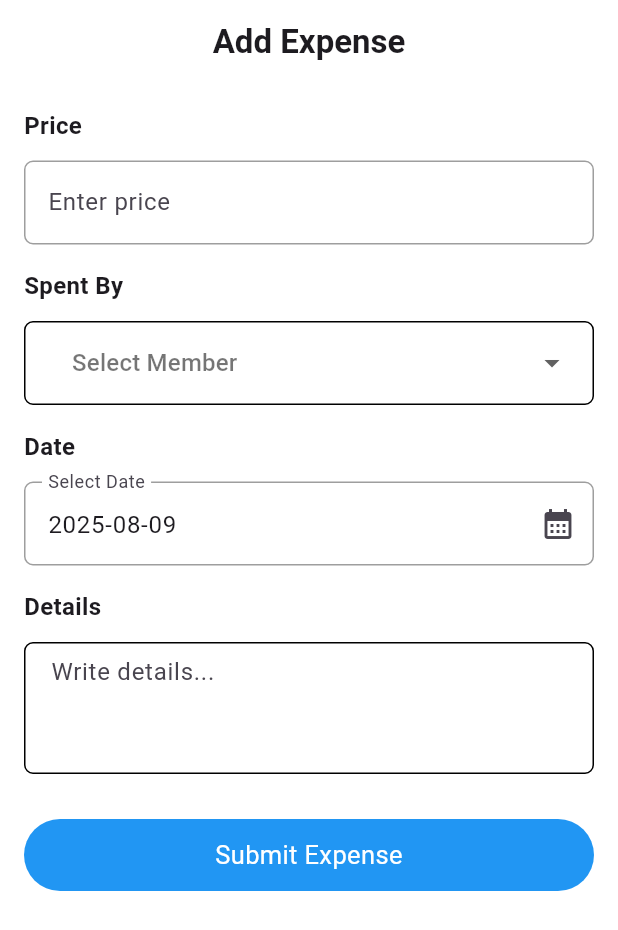
After one commit to dev-rifat/meal-management-system, a Flutter app: the AddExpenseScreen screen opened by its route, on a phone screen of 412 x 824 dp. The commit adds this screen. Shown: the top 930 px of the screen. Run offline on Flutter 3.47's test engine with Material 3 defaults, Android fonts, the phone set to English and light mode, and no system bars; our stand-ins replace dropdown_button2, equatable, fl_chart, flutter_bloc, flutter_screenutil, fluttertoast and 3 more; missing offline and left inert: e_com_cub; Roboto replaces fonts that are missing (Montserrat).

Commit message:
add marl expense

```diff
--- a/lib/core/routes/app_page.dart
+++ b/lib/core/routes/app_page.dart
@@ -1,35 +1,34 @@
+// lib/core/routes/app_router.dart
 import 'package:go_router/go_router.dart';
-import 'package:mass_management/core/routes/app_route.dart' show AppRoute;
+import 'package:mass_management/core/routes/app_route.dart';
 import 'package:mass_management/features/auth/presentation/pages/sign_in.dart';
 import 'package:mass_management/features/deashboard/pages/dashboard_screen.dart';
-import 'package:mass_management/features/main/main.dart' show MainNavScreen;
-import 'package:mass_management/features/starting/view/splash_screen.dart' show SplashScreen;
+import 'package:mass_management/features/main/main.dart';
+import 'package:mass_management/features/maneger/pages/add_expense.dart';
+import 'package:mass_management/features/starting/view/splash_screen.dart';
 
-
-class AppPage {
-  static GoRouter config() {
-    return GoRouter(
+// Global router instance (kept alive for hot reload)
+final GoRouter appRouter = GoRouter(
   initialLocation: '/splash',
   routes: [
     GoRoute(
       path: '/splash',
       name: AppRoute.splash,
-          builder: (_, __) => SplashScreen(),
+      builder: (_, __) => const SplashScreen(),
     ),
-
     GoRoute(
       path: '/sign_in',
       name: AppRoute.login,
-          builder: (_, __) => SignInScreen(),
+      builder: (_, __) =>  SignInScreen(),
     ),
     GoRoute(
       path: '/deashboard_screen',
       name: AppRoute.deashboard,
-          builder: (_, __) => MainNavScreen(),
+      builder: (_, __) => const MainNavScreen(),
+    ),GoRoute(
+      path: '/add_meal_screen',
+      name: AppRoute.addMeal,
+      builder: (_, __) =>  AddExpenseScreen(),
     ),
-
-
   ],
 );
-  }
-}
--- a/lib/core/routes/app_route.dart
+++ b/lib/core/routes/app_route.dart
@@ -4,5 +4,6 @@ class AppRoute {
   static String splash = "/splash";
   static String login = "/sign_in";
   static String deashboard = "/deashboard_screen";
+  static String addMeal = "/add_meal_screen";
 
 }
--- a/lib/core/widgets/app_input_field.dart
+++ b/lib/core/widgets/app_input_field.dart
@@ -1,5 +1,6 @@
 import 'package:flutter/cupertino.dart' show CupertinoIcons;
 import 'package:flutter/material.dart';
+
 
 class CustomInputField extends StatefulWidget {
   final TextEditingController controller;
@@ -8,31 +9,31 @@ class CustomInputField extends StatefulWidget {
   final double? corneRadius;
   final bool isHideLabelText;
   final Widget? prefixIcon;
-  final Color ?cursorColor;
-  final TextInputType ?textInputType;
-  final Color ?borderColor;
-  final Color ?errorBorderColor;
+  final Color? cursorColor;
+  final TextInputType? textInputType;
+  final Color? borderColor;
+  final Color? errorBorderColor;
   final TextStyle? hintStyle;
   final InputDecoration? inputDecoration;
   final String? Function(String?)? validator;
-  final void Function(String)? onChanged; // Added onChange callback
+  final void Function(String)? onChanged;
 
   const CustomInputField({
     super.key,
     required this.controller,
-    this.corneRadius=6,
+    this.corneRadius = 6,
     this.hintStyle,
     this.errorBorderColor,
     this.borderColor,
-    this.isHideLabelText=false,
+    this.isHideLabelText = false,
     this.cursorColor,
-    this.textInputType=TextInputType.text,
+    this.textInputType = TextInputType.text,
     this.prefixIcon,
     this.suffixIcon,
     this.inputDecoration,
     this.hitText,
     this.validator,
-    this.onChanged, // Added onChange callback
+    this.onChanged,
   });
 
   @override
@@ -42,90 +43,85 @@ class CustomInputField extends StatefulWidget {
 class _CustomInputFieldState extends State<CustomInputField> {
   @override
   Widget build(BuildContext context) {
-
-    return widget.prefixIcon != null && widget.suffixIcon != null
-        ? _buildTextFormField(_inputStyleForPrefixAndPrefix())
-        : widget.prefixIcon != null
-        ? _buildTextFormField(_inputStyleForPrefix())
-        : widget.suffixIcon != null
-        ? _buildTextFormField(_inputStyleForSuffix())
-        : _buildTextFormField(_inputStyle());
+    if (widget.prefixIcon != null && widget.suffixIcon != null) {
+      return _buildTextFormField(_inputStyleForPrefixAndSuffix());
+    } else if (widget.prefixIcon != null) {
+      return _buildTextFormField(_inputStyleForPrefix());
+    } else if (widget.suffixIcon != null) {
+      return _buildTextFormField(_inputStyleForSuffix());
+    } else {
+      return _buildTextFormField(_inputStyle());
+    }
   }
 
   TextFormField _buildTextFormField(InputDecoration decoration) {
     return TextFormField(
       controller: widget.controller,
-      cursorColor:widget. cursorColor ?? const Color(0xFF3B3B3B),
+      cursorColor: widget.cursorColor ?? const Color(0xFF3B3B3B),
       validator: widget.validator,
-      keyboardType:  widget.textInputType,
-      onChanged: widget.onChanged, // Call onChange callback
+      keyboardType: widget.textInputType,
+      onChanged: widget.onChanged,
       decoration: widget.inputDecoration ?? decoration,
     );
   }
 
   InputDecoration _inputStyle() {
-
-    if(widget.isHideLabelText==true){
+    if (widget.isHideLabelText == true) {
       return InputDecoration(
         labelStyle: widget.hintStyle ?? const TextStyle(),
         hintText: widget.hitText,
-
         border: OutlineInputBorder(
-            borderRadius: BorderRadius.circular(widget.corneRadius ?? 12),
-            borderSide:  BorderSide(width: 1, color:widget.borderColor?? Colors.transparent )),
+          borderRadius: BorderRadius.circular(widget.corneRadius ?? 12),
+          borderSide: BorderSide(
+              width: 1, color: widget.borderColor ?? Colors.transparent),
+        ),
         focusedBorder: OutlineInputBorder(
-          borderSide:  BorderSide(color:widget.borderColor?? Colors.grey),
+          borderSide: BorderSide(color: widget.borderColor ?? Colors.grey),
           borderRadius: BorderRadius.circular(widget.corneRadius ?? 12),
         ),
         enabledBorder: OutlineInputBorder(
-            borderSide:  BorderSide(color: widget.borderColor?? Colors.grey),
-            borderRadius: BorderRadius.circular(widget.corneRadius ?? 12)),
-
+          borderSide: BorderSide(color: widget.borderColor ?? Colors.grey),
+          borderRadius: BorderRadius.circular(widget.corneRadius ?? 12),
+        ),
         hintStyle: widget.hintStyle ?? const TextStyle(color: Colors.grey),
         errorStyle: const TextStyle(
-          color: Colors.red, // Set the color of the error text
-          fontStyle: FontStyle.italic, // Set the style of the error text
+          color: Colors.red,
+          fontStyle: FontStyle.italic,
         ),
-        errorBorder:  OutlineInputBorder(
-          borderSide: BorderSide(
-              color:widget.errorBorderColor?? Colors.transparent),),
+        errorBorder: OutlineInputBorder(
+          borderSide:
+          BorderSide(color: widget.errorBorderColor ?? Colors.transparent),
+        ),
+      );
+    }
 
-
-
-      );
-
-    }
     return InputDecoration(
       labelText: widget.hitText ?? "Enter input here",
       labelStyle: widget.hintStyle ?? const TextStyle(),
-
       border: OutlineInputBorder(
-          borderRadius: BorderRadius.circular(widget.corneRadius ?? 12),
-          borderSide:  BorderSide(width: 1, color:widget.borderColor?? Colors.transparent )),
+        borderRadius: BorderRadius.circular(widget.corneRadius ?? 12),
+        borderSide: BorderSide(
+            width: 1, color: widget.borderColor ?? Colors.transparent),
+      ),
       focusedBorder: OutlineInputBorder(
-        borderSide:  BorderSide(color:widget.borderColor?? Colors.grey),
+        borderSide: BorderSide(color: widget.borderColor ?? Colors.grey),
         borderRadius: BorderRadius.circular(widget.corneRadius ?? 12),
       ),
       enabledBorder: OutlineInputBorder(
-          borderSide:  BorderSide(color: widget.borderColor?? Colors.grey),
-          borderRadius: BorderRadius.circular(widget.corneRadius ?? 12)),
-
+        borderSide: BorderSide(color: widget.borderColor ?? Colors.grey),
+        borderRadius: BorderRadius.circular(widget.corneRadius ?? 12),
+      ),
       hintStyle: widget.hintStyle ?? const TextStyle(color: Colors.grey),
       errorStyle: const TextStyle(
-        color: Colors.red, // Set the color of the error text
-        fontStyle: FontStyle.italic, // Set the style of the error text
+        color: Colors.red,
+        fontStyle: FontStyle.italic,
       ),
-      errorBorder:  OutlineInputBorder(
-        borderSide: BorderSide(
-            color:widget.errorBorderColor?? Colors.transparent),),
-
-
-
+      errorBorder: OutlineInputBorder(
+        borderSide:
+        BorderSide(color: widget.errorBorderColor ?? Colors.transparent),
+      ),
     );
-
   }
-
-
 
   InputDecoration _inputStyleForPrefix() {
     return _inputStyle().copyWith(
@@ -139,18 +135,13 @@ class _CustomInputFieldState extends State<CustomInputField> {
     );
   }
 
-  InputDecoration _inputStyleForPrefixAndPrefix() {
+  InputDecoration _inputStyleForPrefixAndSuffix() {
     return _inputStyle().copyWith(
       prefixIcon: widget.prefixIcon,
       suffixIcon: widget.suffixIcon,
     );
   }
 }
-
-
-
-
-
 
 
 class PasswordInputField extends StatefulWidget {
--- /dev/null
+++ b/lib/features/maneger/pages/add_expense.dart
@@ -0,0 +1,154 @@
+import 'package:dropdown_button2/dropdown_button2.dart' show DropdownButtonFormField2, ButtonStyleData;
+import 'package:flutter/material.dart';
+import 'package:mass_management/core/widgets/app_input_field.dart';
+import 'package:mass_management/core/widgets/custom_app_bar.dart';
+import 'package:mass_management/core/widgets/custom_app_button.dart';
+
+class AddExpenseScreen extends StatefulWidget {
+  const AddExpenseScreen({super.key});
+
+  @override
+  State<AddExpenseScreen> createState() => _AddExpenseScreenState();
+}
+
+class _AddExpenseScreenState extends State<AddExpenseScreen> {
+  final _priceController = TextEditingController();
+  final _detailsController = TextEditingController();
+  final _dateController = TextEditingController();
+  String? _selectedMember;
+
+  @override
+  void initState() {
+    super.initState();
+    final now = DateTime.now();
+    _dateController.text =
+    "${now.year}-${now.month.toString().padLeft(2, '0')}-${now.day.toString().padLeft(2, '0')}";
+  }
+
+  Future<void> _pickDate() async {
+    DateTime? date = await showDatePicker(
+      context: context,
+      initialDate: DateTime.now(),
+      firstDate: DateTime(2020),
+      lastDate: DateTime(2100),
+    );
+    if (date != null) {
+      _dateController.text =
+      "${date.year}-${date.month.toString().padLeft(2, '0')}-${date.day.toString().padLeft(2, '0')}";
+    }
+  }
+
+  @override
+  Widget build(BuildContext context) {
+    return Scaffold(
+      backgroundColor: Colors.white, // White background
+      appBar: _appBar(),
+      body: SingleChildScrollView(
+        padding: const EdgeInsets.all(16),
+        child: Column(
+          crossAxisAlignment: CrossAxisAlignment.start,
+          children: [
+            _title("Price"),
+            const SizedBox(height: 12),
+            CustomInputField(
+              controller: _priceController,
+              hitText: "Enter price",
+              textInputType: TextInputType.number,
+            ),
+            const SizedBox(height: 16),
+            _title("Spent By"),
+            const SizedBox(height: 12),
+            _spentDropDown(),
+            const SizedBox(height: 16),
+            _title("Date"),
+            const SizedBox(height: 12),
+            GestureDetector(
+              onTap: _pickDate,
+              child: AbsorbPointer(
+                child: CustomInputField(
+                  controller: _dateController,
+                  hitText: "Select Date",
+                  suffixIcon: const Icon(Icons.calendar_month),
+                ),
+              ),
+            ),
+            const SizedBox(height: 16),
+            _title("Details"),
+            const SizedBox(height: 12),
+            TextFormField(
+              controller: _detailsController,
+              maxLines: 3,
+              decoration: _inputDecoration("Write details..."),
+            ),
+            const SizedBox(height: 30),
+            CustomAppButton(
+              onPressed: _submitExpense,
+              text: "Submit Expense",
+            ),
+          ],
+        ),
+      ),
+    );
+  }
+
+   _appBar() =>  CustomAppBar(
+    title: "Add Expense",
+    backgroundColor: Colors.white,
+  );
+
+  Widget _title(String text) => Text(
+    text,
+    style: const TextStyle(fontWeight: FontWeight.w600, fontSize: 16),
+  );
+
+  InputDecoration _inputDecoration(String hint) => InputDecoration(
+    hintText: hint,
+    border: OutlineInputBorder(borderRadius: BorderRadius.circular(6)),
+    enabledBorder: OutlineInputBorder(borderRadius: BorderRadius.circular(6),borderSide: BorderSide(color: Colors.black)),
+    focusedBorder: OutlineInputBorder(borderRadius: BorderRadius.circular(6),borderSide: BorderSide(color: Colors.black)),
+    contentPadding: const EdgeInsets.symmetric(horizontal: 14, vertical: 8),
+  );
+
+  Widget _spentDropDown() => DropdownButtonFormField2(
+    value: _selectedMember,
+
+    decoration: InputDecoration(
+      border: OutlineInputBorder(borderRadius: BorderRadius.circular(6)),
+      enabledBorder: OutlineInputBorder(
+          borderRadius: BorderRadius.circular(6),
+          borderSide: const BorderSide(color: Colors.black)),
+      focusedBorder: OutlineInputBorder(
+          borderRadius: BorderRadius.circular(6),
+          borderSide: const BorderSide(color: Colors.black)),
+      // Remove hintText here to avoid conflict
+    ),
+
+    hint: const Align(
+      alignment: Alignment.centerLeft, // Adjust to left, center or right
+      child: Text(
+        "Select Member",
+        style: TextStyle(color: Colors.black54),
+      ),
+    ),
+    alignment: Alignment.center,
+    isExpanded: true,
+    items: const [
+      DropdownMenuItem(value: "1", child: Text("Member 1")),
+      DropdownMenuItem(value: "2", child: Text("Member 2")),
+    ],
+    onChanged: (val) {
+      setState(() {
+        _selectedMember = val;
+      });
+    },
+  );
+
+
+  void _submitExpense() {
+    // Add validation here if needed
+    debugPrint("Price: ${_priceController.text}");
+    debugPrint("Member: $_selectedMember");
+    debugPrint("Date: ${_dateController.text}");
+    debugPrint("Details: ${_detailsController.text}");
+  }
+}
--- a/lib/features/maneger/pages/manager_screen.dart
+++ b/lib/features/maneger/pages/manager_screen.dart
@@ -48,6 +48,7 @@ class MessManagerPage extends StatelessWidget {
 
 
 _summaryChart() => SummaryChart(
+  onClick: (){},
   data: [
     ChartData(label: 'Remaining', percentage: 16, color: Colors.green),
     ChartData(label: 'Shared Expense', percentage: 25, color: Colors.orange),
--- a/lib/main.dart
+++ b/lib/main.dart
@@ -1,6 +1,6 @@
 import 'package:flutter/material.dart';
 import 'package:flutter_bloc/flutter_bloc.dart';
-import 'package:mass_management/core/routes/app_page.dart' show AppPage;
+import 'package:mass_management/core/routes/app_page.dart' show AppPage, appRouter;
 import 'package:mass_management/features/auth/presentation/blog/blog_state.dart' show LoginBloc;
 import 'package:mass_management/utils/app_layout.dart' show ResponsiveLayout;
 
@@ -37,7 +37,7 @@ class MyApp extends StatelessWidget {
                   return MaterialApp.router(
                     debugShowCheckedModeBanner: false,
                     title: 'BLoC Auth Example',
-                    routerConfig: AppPage.config(),
+                    routerConfig: appRouter,
                     theme: ThemeData(
                       fontFamily: "Montserrat",
                       useMaterial3: true,
--- a/pubspec.yaml
+++ b/pubspec.yaml
@@ -44,6 +44,7 @@ dependencies:
   google_fonts: ^6.1.0
   fl_chart: ^0.66.0
   intl: ^0.19.0
+  dropdown_button2: ^2.0.5
 
 dev_dependencies:
   flutter_test:
```
Also changed, not shown: lib/features/main/main.dart (+16 -7 lines), lib/features/maneger/widgets/operations.dart (+12 -1 lines), lib/features/maneger/widgets/pie_chat.dart (+12 -3 lines), pubspec.lock. Lines whose indentation alone changed are shown as unchanged.
